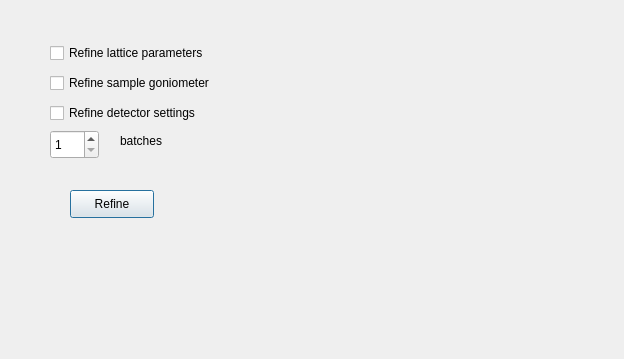
First picture: the form in apps/nsxqt/ui/DialogRefineUnitCell.ui, repository k61n/openhkl, before the edit.
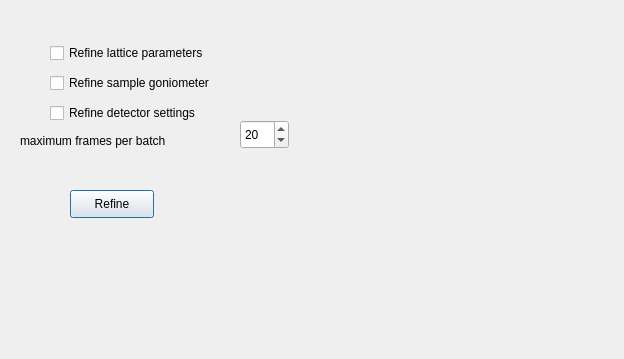
Second picture: the form after the edit.

Commit message: modify batch refinement in GUI

```diff
--- a/apps/nsxqt/ui/DialogRefineUnitCell.ui
+++ b/apps/nsxqt/ui/DialogRefineUnitCell.ui
@@ -64,8 +64,8 @@
   <widget class="QSpinBox" name="spinBoxBatches">
    <property name="geometry">
     <rect>
-     <x>50</x>
-     <y>130</y>
+     <x>240</x>
+     <y>120</y>
      <width>49</width>
      <height>29</height>
     </rect>
@@ -76,18 +76,21 @@
    <property name="maximum">
     <number>10000</number>
    </property>
+   <property name="value">
+    <number>20</number>
+   </property>
   </widget>
   <widget class="QLabel" name="label">
    <property name="geometry">
     <rect>
-     <x>120</x>
+     <x>20</x>
      <y>130</y>
-     <width>63</width>
+     <width>201</width>
      <height>21</height>
     </rect>
    </property>
    <property name="text">
-    <string>batches</string>
+    <string>maximum frames per batch</string>
    </property>
   </widget>
   <widget class="QPushButton" name="pushButtonRefine">
```
Left out of the diff: 2 changed lines with no effect on the pictures. The commit also changes 1 other file.
